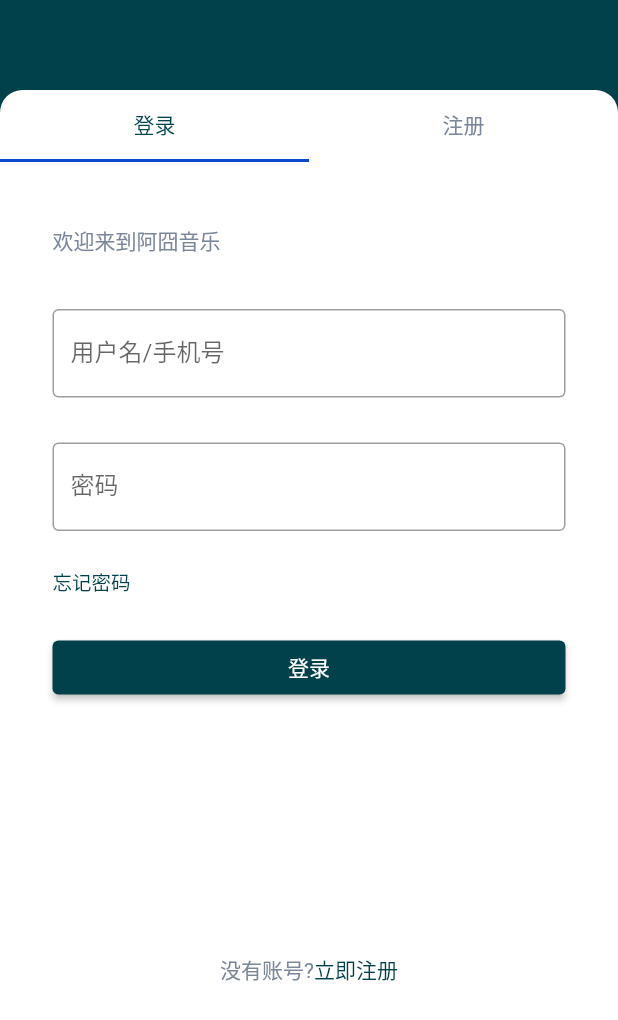
After one commit to lucid-lynxz/FlutterMusic, a Flutter app: the screen it shows after launch, after a tap on "登录", on a phone screen of 412 x 824 dp. The commit adds this screen. Shown: the top 1020 px of the screen. Run offline on Flutter 3.47's test engine with Material 2 defaults, Android fonts, the phone set to English and light mode, and no system bars.

Commit message:
登录页UI搭建

```diff
--- /dev/null
+++ b/lib/pages/home.dart
@@ -0,0 +1,19 @@
+import 'package:flutter/material.dart';
+
+class Home extends StatelessWidget {
+  const Home({Key? key}) :super(key: key);
+
+  @override
+  Widget build(BuildContext context) {
+    return Scaffold(
+      body:  Center(
+        child: ElevatedButton(
+          onPressed: () {
+            Navigator.pushNamed(context, "/login");
+          },
+          child: const Text("登录"),
+        ),
+      ),
+    );
+  }
+}
--- /dev/null
+++ b/lib/pages/login.dart
@@ -0,0 +1,65 @@
+import 'package:aj_flutter_music/widget/login_form.dart';
+import 'package:flutter/material.dart';
+import 'package:aj_flutter_music/theme.dart';
+
+class Login extends StatefulWidget {
+  const Login({Key? key}) : super(key: key);
+
+  @override
+  State<Login> createState() => _LoginState();
+}
+
+class _LoginState extends State<Login> with TickerProviderStateMixin {
+  late TabController _tabController;
+
+  @override
+  void initState() {
+    super.initState();
+    _tabController = TabController(length: 2, vsync: this);
+  }
+
+  @override
+  Widget build(BuildContext context) {
+    return Scaffold(
+      body: Container(
+        color: primary,
+        padding: const EdgeInsets.only(top: 60),
+        width: MediaQuery.of(context).size.width,
+        height: MediaQuery.of(context).size.height,
+        child: Container(
+          decoration: const BoxDecoration(
+            color: Colors.white,
+            borderRadius: BorderRadius.only(
+                topLeft: Radius.circular(15), topRight: Radius.circular(15)),
+          ),
+          child: Column(
+            children: <Widget>[
+              TabBar(
+                labelColor: primary,
+                unselectedLabelColor: const Color(0xFF7A869A),
+                tabs: const [
+                  Tab(text: "登录"),
+                  Tab(
+                    text: "注册",
+                  )
+                ],
+                controller: _tabController,
+              ),
+              Flexible(
+                flex: 1,
+                child: TabBarView(
+                    controller: _tabController,
+                    children: const <Widget>[
+                      LoginForm(),
+                      Center(
+                        child: Text("注册页面"),
+                      )
+                    ]),
+              )
+            ],
+          ),
+        ),
+      ),
+    );
+  }
+}
--- /dev/null
+++ b/lib/theme.dart
@@ -0,0 +1,14 @@
+import 'package:flutter/material.dart';
+
+const int _primaryColor = 0xFF00414C;
+const MaterialColor primary = MaterialColor(_primaryColor, <int, Color>{
+  50: Color(0xFFE7E9F9),
+  100: Color(0xFFc2c8f1),
+  200: Color(0xFF98A4E7),
+  300: Color(0xFF6C81DE),
+  400: Color(0xFF4765D7),
+  500: Color(0xFF0C49CF),
+  600: Color(_primaryColor),
+  700: Color(0xFF0037B8),
+  800: Color(0xFF00189A),
+});
--- /dev/null
+++ b/lib/widget/login_form.dart
@@ -0,0 +1,79 @@
+import 'dart:ui';
+
+import 'package:aj_flutter_music/theme.dart';
+import 'package:flutter/material.dart';
+
+class LoginForm extends StatefulWidget {
+  const LoginForm({Key? key}) : super(key: key);
+
+  @override
+  State<StatefulWidget> createState() => _LoginFromState();
+}
+
+class _LoginFromState extends State<LoginForm> {
+  @override
+  Widget build(BuildContext context) {
+    return Container(
+      padding: const EdgeInsets.only(top: 42, left: 35, right: 35),
+      child: Column(
+        crossAxisAlignment: CrossAxisAlignment.start,
+        children: <Widget>[
+          const Text(
+            "欢迎来到阿囧音乐",
+            style: TextStyle(
+                fontSize: 14,
+                letterSpacing: 0,
+                color: Color(0xff7a869a),
+                fontWeight: FontWeight.w400),
+          ),
+          const SizedBox(height: 35),
+          const TextField(
+            decoration: InputDecoration(
+                label: Text("用户名/手机号"), border: OutlineInputBorder()),
+          ),
+          const SizedBox(height: 30),
+          const TextField(
+            obscureText: true,
+            decoration: InputDecoration(
+                label: Text("密码"), border: OutlineInputBorder()),
+          ),
+          const SizedBox(height: 24),
+          const Text(
+            "忘记密码",
+            style: TextStyle(fontSize: 13, color: primary),
+          ),
+          const SizedBox(height: 24),
+          FractionallySizedBox(
+            widthFactor: 1,
+            child: ElevatedButton(onPressed: () {}, child: const Text("登录")),
+          ),
+          Flexible(
+              flex: 1,
+              child: Center(
+                child: Row(
+                  mainAxisAlignment: MainAxisAlignment.center,
+                  children: const <Widget>[
+                    Text(
+                      "没有账号?",
+                      style: TextStyle(
+                          fontSize: 14,
+                          color: Color(0xFF7A869A),
+                          letterSpacing: 0,
+                          fontWeight: FontWeight.w400),
+                    ),
+                    Text(
+                      "立即注册",
+                      style: TextStyle(
+                          fontSize: 14,
+                          color: primary,
+                          letterSpacing: 0,
+                          fontWeight: FontWeight.w400),
+                    ),
+                  ],
+                ),
+              ))
+        ],
+      ),
+    );
+  }
+}
--- a/pubspec.yaml
+++ b/pubspec.yaml
@@ -15,7 +15,7 @@ publish_to: 'none' # Remove this line if you wish to publish to pub.dev
 # In iOS, build-name is used as CFBundleShortVersionString while build-number used as CFBundleVersion.
 # Read more about iOS versioning at
 # https://developer.apple.com/library/archive/documentation/General/Reference/InfoPlistKeyReference/Articles/CoreFoundationKeys.html
-version: 1.0.0+1
+version: 1.0.0+2
 
 environment:
   sdk: ">=2.16.1 <3.0.0"
@@ -34,6 +34,7 @@ dependencies:
   # The following adds the Cupertino Icons font to your application.
   # Use with the CupertinoIcons class for iOS style icons.
   cupertino_icons: ^1.0.2
+  http: ^0.13.4
 
 dev_dependencies:
   flutter_test:
```
Also changed, not shown: lib/api/hello.dart (added, +11 -0 lines), lib/main.dart (+85 -77 lines), pubspec.lock, 3 other files.
